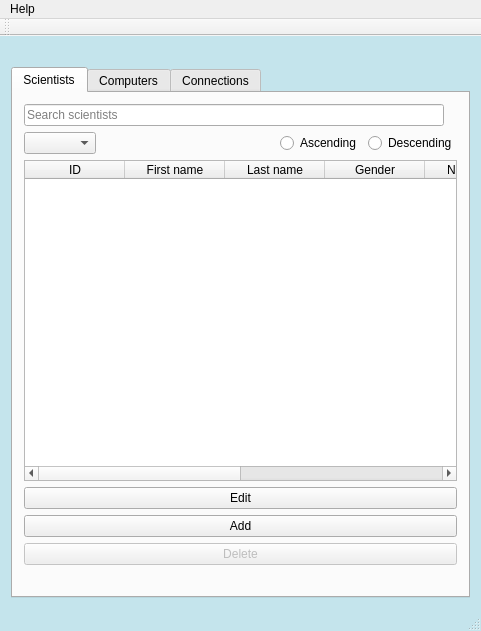
First picture: the form in Gui-Vln-2016/mainwindow.ui, repository ivark16/Vln-2016, before the edit.
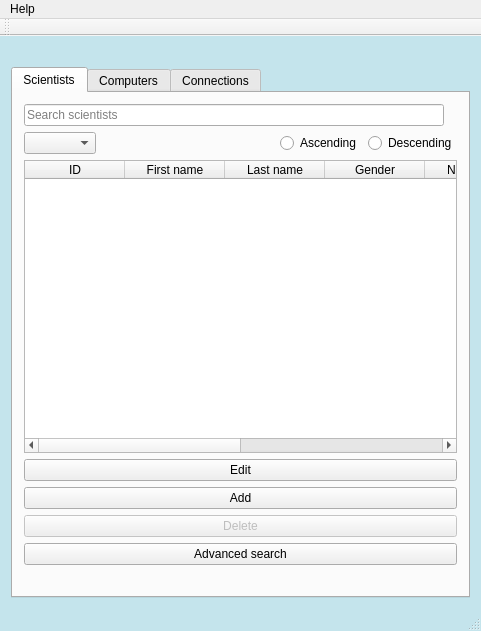
Second picture: the form after the edit. The open tabs and pages were chosen to show the change. Icons and pictures are not drawn.

Commit message: Gera advanced search fyrir scientist

```diff
--- a/Gui-Vln-2016/mainwindow.ui
+++ b/Gui-Vln-2016/mainwindow.ui
@@ -248,6 +248,13 @@
           </property>
          </widget>
         </item>
+        <item>
+         <widget class="QPushButton" name="pushButtonAdvancedSearchScientist">
+          <property name="text">
+           <string>Advanced search</string>
+          </property>
+         </widget>
+        </item>
         <item>
          <widget class="QLabel" name="labelErrorMessageForDelete">
           <property name="text">
```
Left out of the diff: 9 changed lines with no effect on the pictures. The commit also changes 6 other files.
